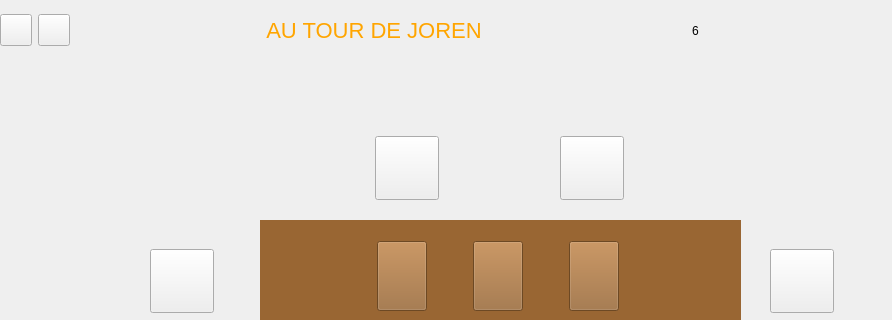
gbequet/time_bomb, file test_craig/plateau.ui: the form before one commit; both pictures show x 0 to 892 and y 0 to 320 of the 892 by 696 pixel window.
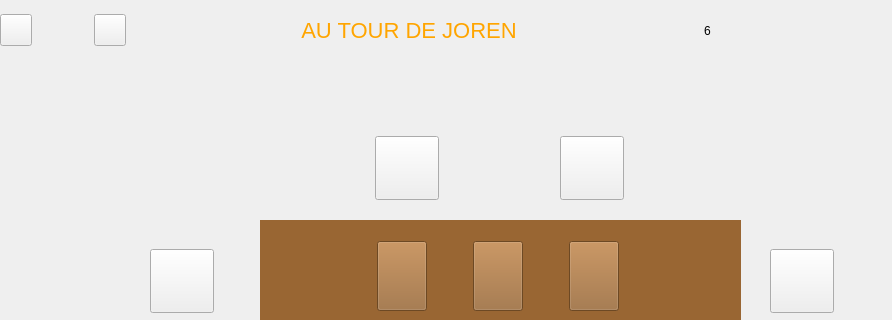
The form after the commit. Icons and pictures are not drawn.

Commit message: Affichage des pseudos Empêcher le joueur de se sélectionner lui-même Désélection du joueur à la fin du tour

Patch:
```diff
--- a/test_craig/plateau.ui
+++ b/test_craig/plateau.ui
@@ -36,6 +36,13 @@
    </property>
    <layout class="QHBoxLayout" name="Infos_line">
     <item>
+     <layout class="QHBoxLayout" name="horizontalLayout_5">
+      <item>
+       <layout class="QHBoxLayout" name="horizontalLayout_6">
+        <item>
+         <layout class="QHBoxLayout" name="horizontalLayout_7"/>
+        </item>
+        <item>
      <widget class="QPushButton" name="home_button">
       <property name="minimumSize">
        <size>
@@ -57,6 +64,19 @@
       </property>
      </widget>
     </item>
+        <item>
+         <spacer name="horizontalSpacer_4">
+          <property name="orientation">
+           <enum>Qt::Horizontal</enum>
+          </property>
+          <property name="sizeHint" stdset="0">
+           <size>
+            <width>40</width>
+            <height>20</height>
+           </size>
+          </property>
+         </spacer>
+        </item>
     <item>
      <widget class="QPushButton" name="rules_button">
       <property name="minimumSize">
@@ -79,6 +99,10 @@
       </property>
      </widget>
     </item>
+       </layout>
+      </item>
+     </layout>
+    </item>
     <item>
      <spacer name="horizontalSpacer_2">
       <property name="orientation">
```
Left out of the diff: 24 changed lines with no effect on the pictures. Lines whose indentation alone changed are shown as unchanged. The commit also changes 1 other file.
